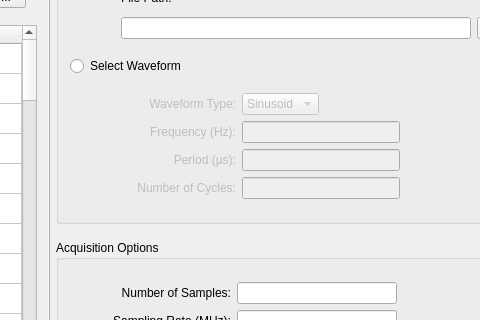
The window that gui/mainwindow.ui (jennieyang/ultrasound-breast-imaging) describes before a commit, drawn with Qt 5; both pictures show x 487 to 967 and y 112 to 432 of the 1080 by 600 pixel window.
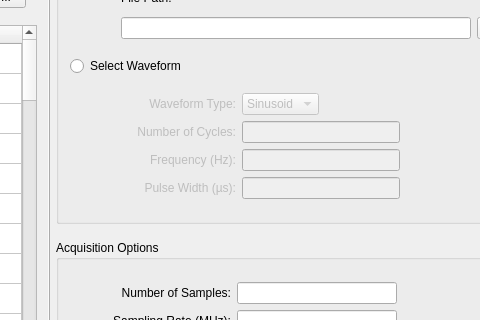
The same window after the commit.

Commit message: auto-update pulse width and frequency fields when text edited in ui

What changed in the file:
```diff
--- a/gui/mainwindow.ui
+++ b/gui/mainwindow.ui
@@ -165,16 +165,6 @@
           </sizepolicy>
          </property>
          <layout class="QGridLayout" name="gridLayout_3">
-          <item row="4" column="0">
-           <widget class="QLabel" name="label_numCycles">
-            <property name="text">
-             <string>Number of Cycles:</string>
-            </property>
-            <property name="alignment">
-             <set>Qt::AlignRight|Qt::AlignTrailing|Qt::AlignVCenter</set>
-            </property>
-           </widget>
-          </item>
           <item row="0" column="1">
            <widget class="QComboBox" name="comboBox_waveform">
             <property name="sizePolicy">
@@ -195,7 +185,17 @@
             </item>
            </widget>
           </item>
-          <item row="2" column="1">
+          <item row="5" column="0">
+           <widget class="QLabel" name="label_pulseWidth">
+            <property name="text">
+             <string>Pulse Width (µs):</string>
+            </property>
+            <property name="alignment">
+             <set>Qt::AlignRight|Qt::AlignTrailing|Qt::AlignVCenter</set>
+            </property>
+           </widget>
+          </item>
+          <item row="4" column="1">
            <widget class="QLineEdit" name="lineEdit_freq">
             <property name="sizePolicy">
              <sizepolicy hsizetype="Expanding" vsizetype="Fixed">
@@ -205,28 +205,6 @@
             </property>
            </widget>
           </item>
-          <item row="2" column="0">
-           <widget class="QLabel" name="label_freq">
-            <property name="sizePolicy">
-             <sizepolicy hsizetype="Preferred" vsizetype="Fixed">
-              <horstretch>0</horstretch>
-              <verstretch>0</verstretch>
-             </sizepolicy>
-            </property>
-            <property name="minimumSize">
-             <size>
-              <width>0</width>
-              <height>0</height>
-             </size>
-            </property>
-            <property name="text">
-             <string>Frequency (Hz):</string>
-            </property>
-            <property name="alignment">
-             <set>Qt::AlignRight|Qt::AlignTrailing|Qt::AlignVCenter</set>
-            </property>
-           </widget>
-          </item>
           <item row="0" column="0">
            <widget class="QLabel" name="label_waveform">
             <property name="sizePolicy">
@@ -249,21 +227,30 @@
             </property>
            </widget>
           </item>
-          <item row="3" column="0">
-           <widget class="QLabel" name="label_period">
+          <item row="4" column="0">
+           <widget class="QLabel" name="label_freq">
+            <property name="sizePolicy">
+             <sizepolicy hsizetype="Preferred" vsizetype="Fixed">
+              <horstretch>0</horstretch>
+              <verstretch>0</verstretch>
+             </sizepolicy>
+            </property>
+            <property name="minimumSize">
+             <size>
+              <width>0</width>
+              <height>0</height>
+             </size>
+            </property>
             <property name="text">
-             <string>Period (µs):</string>
+             <string>Frequency (Hz):</string>
             </property>
             <property name="alignment">
              <set>Qt::AlignRight|Qt::AlignTrailing|Qt::AlignVCenter</set>
             </property>
            </widget>
           </item>
-          <item row="3" column="1">
-           <widget class="QLineEdit" name="lineEdit_period"/>
-          </item>
-          <item row="4" column="1">
-           <widget class="QLineEdit" name="lineEdit_numCycles"/>
+          <item row="5" column="1">
+           <widget class="QLineEdit" name="lineEdit_pulseWidth"/>
           </item>
           <item row="0" column="2">
            <spacer name="horizontalSpacer_4">
@@ -278,6 +265,19 @@
             </property>
            </spacer>
           </item>
+          <item row="1" column="1">
+           <widget class="QLineEdit" name="lineEdit_numCycles"/>
+          </item>
+          <item row="1" column="0">
+           <widget class="QLabel" name="label_numCycles">
+            <property name="text">
+             <string>Number of Cycles:</string>
+            </property>
+            <property name="alignment">
+             <set>Qt::AlignRight|Qt::AlignTrailing|Qt::AlignVCenter</set>
+            </property>
+           </widget>
+          </item>
          </layout>
         </widget>
        </item>
```
Left out of the diff: 5 changed lines with no effect on the pictures. The commit also changes 4 other files.
